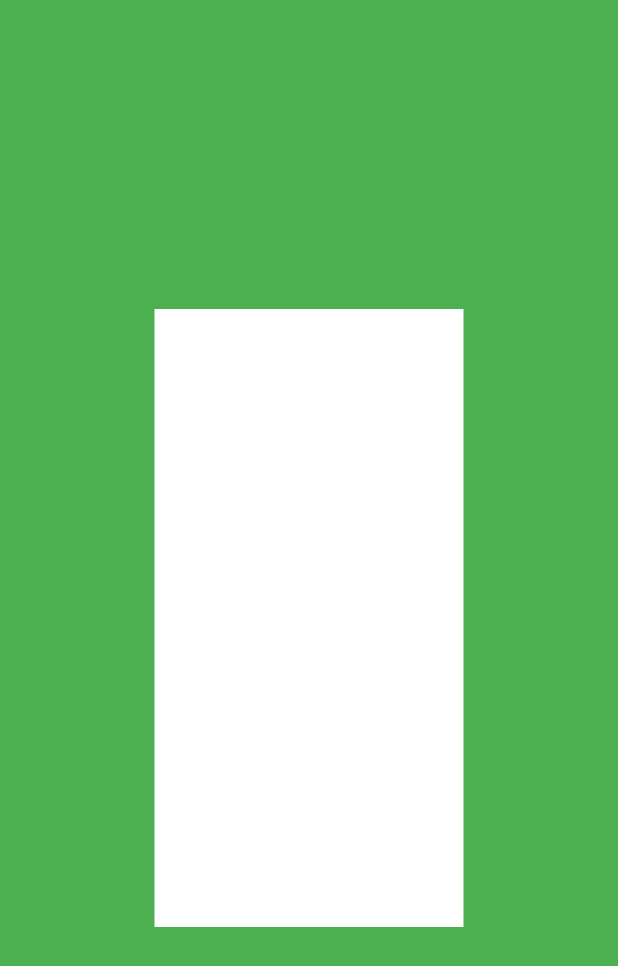
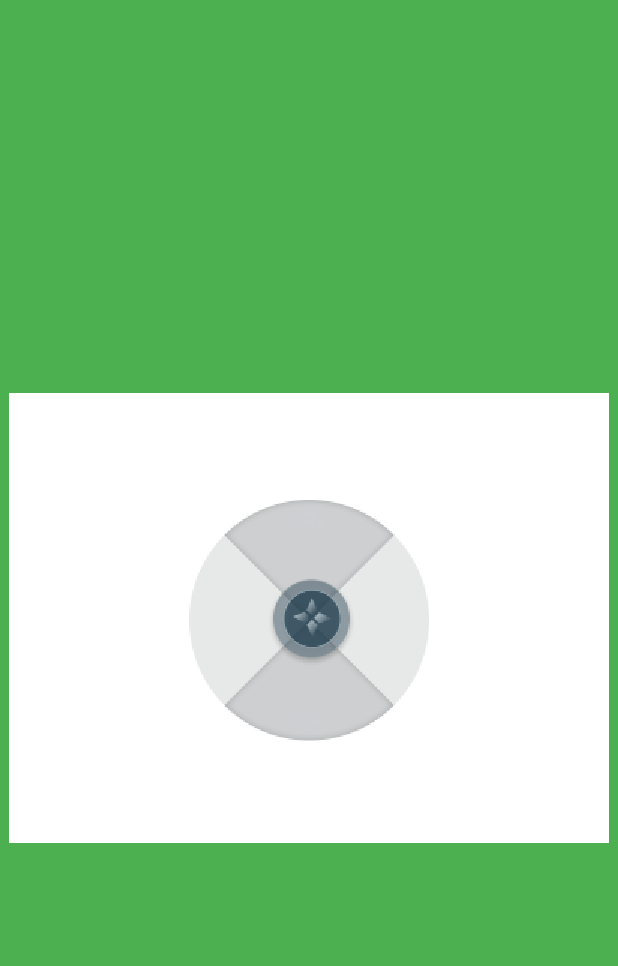
Before and after one commit to Alan-GitHub/effect_demo, a Flutter app: the screen it shows after launch, after a tap on "操纵杆", on a phone screen of 412 x 824 dp. Shown: the top 966 px of the screen. Run offline on Flutter 3.47's test engine with Material 2 defaults, Android fonts, the phone set to English and light mode, and no system bars; network calls fail.

Commit message:
使用网上demo实现手游操纵杆效果

```diff
--- /dev/null
+++ b/lib/src/animation_use/joystick.dart
@@ -0,0 +1,163 @@
+import 'dart:math';
+import 'dart:ui' as ui;
+
+import 'package:flutter/material.dart';
+
+class JoyStick extends StatefulWidget {
+  const JoyStick({
+    Key? key,
+    required this.size,
+    this.bigCircleImage,
+    this.littleCircleImage,
+    required this.bgR,
+    required this.bgr,
+  }) : super(key: key);
+
+  final Size size;
+  final ui.Image? bigCircleImage;
+  final ui.Image? littleCircleImage;
+  final double bgR; // 底圆半径
+  final double bgr; // 小圆半径
+
+  @override
+  State<JoyStick> createState() => _JoyStickState();
+}
+
+class _JoyStickState extends State<JoyStick> {
+  // 底图圆心坐标
+  final ValueNotifier<Offset> _offsetCenter = ValueNotifier(Offset.zero);
+  // 小圆圆心坐标
+  final ValueNotifier<Offset> _offset = ValueNotifier(Offset.zero);
+
+  @override
+  Widget build(BuildContext context) {
+    return GestureDetector(
+      onPanDown: down,
+      onPanUpdate: update,
+      onPanEnd: reset,
+      child: CustomPaint(
+        size: widget.size,
+        painter: JoyStickPainter(
+            offset: _offset,
+            bgr: widget.bgr,
+            offsetCenter: _offsetCenter,
+            bgR: widget.bgR,
+            bigCircleImage: widget.bigCircleImage,
+            littleCircleImage: widget.littleCircleImage,
+            listenable: Listenable.merge([_offset, _offsetCenter])),
+      ),
+    );
+  }
+
+  down(DragDownDetails details) {
+    Offset offset = details.localPosition;
+
+    if (offset.dx > widget.size.width - widget.bgR) {
+      offset = Offset(widget.size.width - widget.bgR, offset.dy);
+    }
+    if (offset.dx < widget.bgR) {
+      offset = Offset(widget.bgR, offset.dy);
+    }
+    if (offset.dy > widget.size.height - widget.bgR) {
+      offset = Offset(offset.dx, widget.size.height - widget.bgR);
+    }
+    if (offset.dy < widget.bgR) {
+      offset = Offset(offset.dx, widget.bgR);
+    }
+    _offsetCenter.value = offset.translate(-widget.size.width / 2, -widget.size.height / 2);
+    _offset.value = offset.translate(-widget.size.width / 2, -widget.size.height / 2);
+  }
+
+  reset(DragEndDetails details) {
+    _offset.value = Offset.zero;
+    _offsetCenter.value = Offset.zero;
+  }
+
+  update(DragUpdateDetails details) {
+    final offset = details.localPosition;
+    _offset.value = Offset(offset.dx, offset.dy).translate(-widget.size.width / 2, -widget.size.height / 2);
+  }
+}
+
+class JoyStickPainter extends CustomPainter {
+  JoyStickPainter({
+    required this.offset,
+    required this.bgr,
+    required this.offsetCenter,
+    required this.bgR,
+    this.bigCircleImage,
+    this.littleCircleImage,
+    required Listenable listenable,
+  }) : super(repaint: listenable) {
+    _paint = Paint();
+  }
+
+  final ValueNotifier<Offset> offset;
+  final double bgr;
+  final ValueNotifier<Offset> offsetCenter;
+  late double bgR; // 底圆半径
+  final ui.Image? bigCircleImage;
+  final ui.Image? littleCircleImage;
+
+  late Paint _paint;
+
+  @override
+  void paint(Canvas canvas, Size size) {
+    canvas.translate(size.width / 2, size.height / 2);
+
+    /// 手指移动坐标
+    var offsetTranslate = offset.value;
+
+    /// 操纵杆圆心坐标
+    var offsetTranslateCenter = offsetCenter.value;
+
+    /// 计算当前位置坐标点 左半区域 X为负数
+    double x = offsetTranslateCenter.dx - offsetTranslate.dx;
+
+    /// y轴 下半区域 Y为负数
+    double y = offsetTranslateCenter.dy - offsetTranslate.dy;
+
+    /// 反正切函数 通过此函数可以计算出此坐标旋转的弧度 为正 代表X轴逆时针旋转的角度 为负 顺时针旋转角度
+    /// 范围 [-pi] - [pi]
+    double ata = atan2(y, x);
+    // print(
+    //     "downCenter dx ${offsetTranslateCenter.dx} down dy ${offsetTranslateCenter.dy}");
+    // print("down dx $x down dy $y");
+    /// 默认坐标系范围为-pi - pi  顺时针旋转坐标系180度 变为 0 - 2*pi;
+    var thta = ata + pi;
+    // print("angle ${(180 / pi * ata).toInt()}");
+
+    // print("angle $thta");
+    // print("angle $ata");
+    /// 半径长度
+    var r = sqrt(pow(x, 2) + pow(y, 2));
+    if (r > bgR) {
+      var dx = bgR * cos(thta) + offsetTranslateCenter.dx; // 求边长 cos
+      var dy = bgR * sin(thta) + offsetTranslateCenter.dy; // 求边长
+      offsetTranslate = Offset(dx, dy);
+    }
+
+    // 底圆
+    // canvas.drawCircle(
+    //     offsetTranslateCenter,
+    //     bgR,
+    //     _paint
+    //       ..style = PaintingStyle.fill
+    //       ..color = Colors.blue.withOpacity(0.2));
+    canvas.drawImage(bigCircleImage!, offsetTranslateCenter.translate(-bgR, -bgR), _paint);
+
+    /// 手势小圆
+    // canvas.drawCircle(
+    //     offsetTranslate,
+    //     bgr,
+    //     _paint
+    //       ..style = PaintingStyle.fill
+    //       ..color = Colors.blue.withOpacity(0.6));
+    canvas.drawImage(littleCircleImage!, offsetTranslate.translate(-bgr, -bgr), _paint);
+  }
+
+  @override
+  bool shouldRepaint(covariant JoyStickPainter oldDelegate) {
+    return oldDelegate.offset != offset || oldDelegate.offsetCenter != offsetCenter;
+  }
+}
--- a/lib/src/animation_use/joystick_use_page.dart
+++ b/lib/src/animation_use/joystick_use_page.dart
@@ -1,3 +1,4 @@
+import 'package:effect_demo/src/animation_use/joystick.dart';
 import 'package:flutter/material.dart';
 import 'package:flutter/services.dart';
 import 'dart:ui' as ui;
@@ -38,28 +39,26 @@ class _JoystickUsePageState extends State<JoystickUsePage> {
 
   @override
   Widget build(BuildContext context) {
+    double width = 400;
+    double height = 300;
+
     return Scaffold(
       body: Container(
         color: Colors.green,
         alignment: Alignment.center,
-        child: GestureDetector(
-          onPanDown: panDown,
-          onPanUpdate: panUpdate,
-          onPanEnd: panEnd,
         child: Container(
           color: Colors.white,
-            width: MediaQuery.of(context).size.width / 2,
-            height: MediaQuery.of(context).size.height / 2,
+          width: width,
+          height: height,
           child: isPaint
-                ? CustomPaint(
-                    painter: JoystickComponent(
+              ? JoyStick(
+                  size: Size(width, height),
                   bigCircleImage: bigCircleImage,
                   littleCircleImage: littleCircleImage,
-                        bigCircleR: 80,
-                        littleCircleR: 28,
-                        joystickData: joystickData))
+                  bgR: 80,
+                  bgr: 28,
+                )
               : Container(),
-          ),
         ),
       ),
     );
```
Lines whose indentation alone changed are shown as unchanged.
